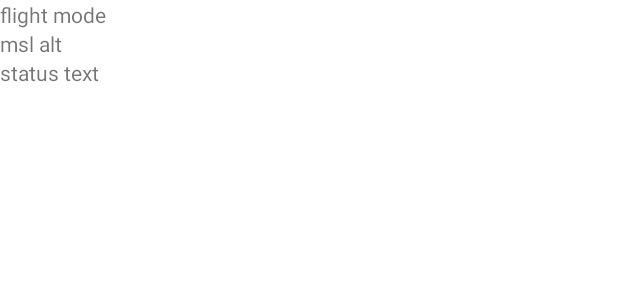
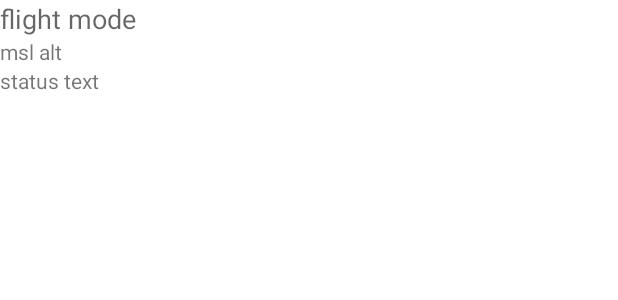
Before and after one commit to chobitsfan/MiniGroundControl, an Android app: the layout fragment_status.xml on its own in the app's theme, with its tools: preview values and no code run, on a phone screen of 412 x 824 dp. Shown: the top 300 px of the screen. Run offline under Robolectric (Android 15) with nearby library versions, the phone set to English and light mode, and no system bars.

Commit message:
rotate marker according to heading

```diff
--- a/app/src/main/java/com/chobitsfan/minigcs/MapsFragment.java
+++ b/app/src/main/java/com/chobitsfan/minigcs/MapsFragment.java
@@ -66,10 +66,11 @@ public class MapsFragment extends Fragment implements OnMapReadyCallback {
                 if (lat > 0 &&  lon > 0) {
                     LatLng droneLatlng = new LatLng(lat * 1e-7, lon * 1e-7);
                     if (droneMarker == null) {
-                        droneMarker = googleMap.addMarker(new MarkerOptions().position(droneLatlng).icon(BitmapDescriptorFactory.fromResource(R.drawable.drone_arrow)));
+                        droneMarker = googleMap.addMarker(new MarkerOptions().anchor(0.5f,0.5f).flat(true).rotation(pos.hdg()).position(droneLatlng).icon(BitmapDescriptorFactory.fromResource(R.drawable.drone_arrow)));
                         googleMap.moveCamera(CameraUpdateFactory.newLatLngZoom(droneLatlng, 18));
                     } else {
                         droneMarker.setPosition(droneLatlng);
+                        droneMarker.setRotation(pos.hdg());
                         googleMap.moveCamera(CameraUpdateFactory.newLatLng(droneLatlng));
                     }
                 }
@@ -86,7 +87,7 @@ public class MapsFragment extends Fragment implements OnMapReadyCallback {
             int lon = dronePos.lon();
             if (lat > 0 && lon > 0) {
                 LatLng droneLatlng = new LatLng(lat * 1e-7, lon * 1e-7);
-                droneMarker = googleMap.addMarker(new MarkerOptions().position(droneLatlng).icon(BitmapDescriptorFactory.fromResource(R.drawable.drone_arrow)));
+                droneMarker = googleMap.addMarker(new MarkerOptions().anchor(0.5f,0.5f).flat(true).position(droneLatlng).rotation(dronePos.hdg()).icon(BitmapDescriptorFactory.fromResource(R.drawable.drone_arrow)));
                 googleMap.moveCamera(CameraUpdateFactory.newLatLngZoom(droneLatlng, 18));
             }
         }
--- a/app/src/main/res/layout/activity_main.xml
+++ b/app/src/main/res/layout/activity_main.xml
@@ -5,6 +5,7 @@
     android:layout_width="match_parent"
     android:layout_height="match_parent"
     android:orientation="vertical"
+    android:keepScreenOn="true"
     tools:context=".MainActivity">
 
     <androidx.fragment.app.FragmentContainerView
--- a/app/src/main/res/layout/fragment_status.xml
+++ b/app/src/main/res/layout/fragment_status.xml
@@ -10,6 +10,7 @@
         android:layout_width="match_parent"
         android:layout_height="wrap_content"
         android:id="@+id/flight_mode"
+        android:textAppearance="@style/TextAppearance.AppCompat.Medium"
         android:text="flight mode" />
     <TextView
         android:layout_width="match_parent"
```
